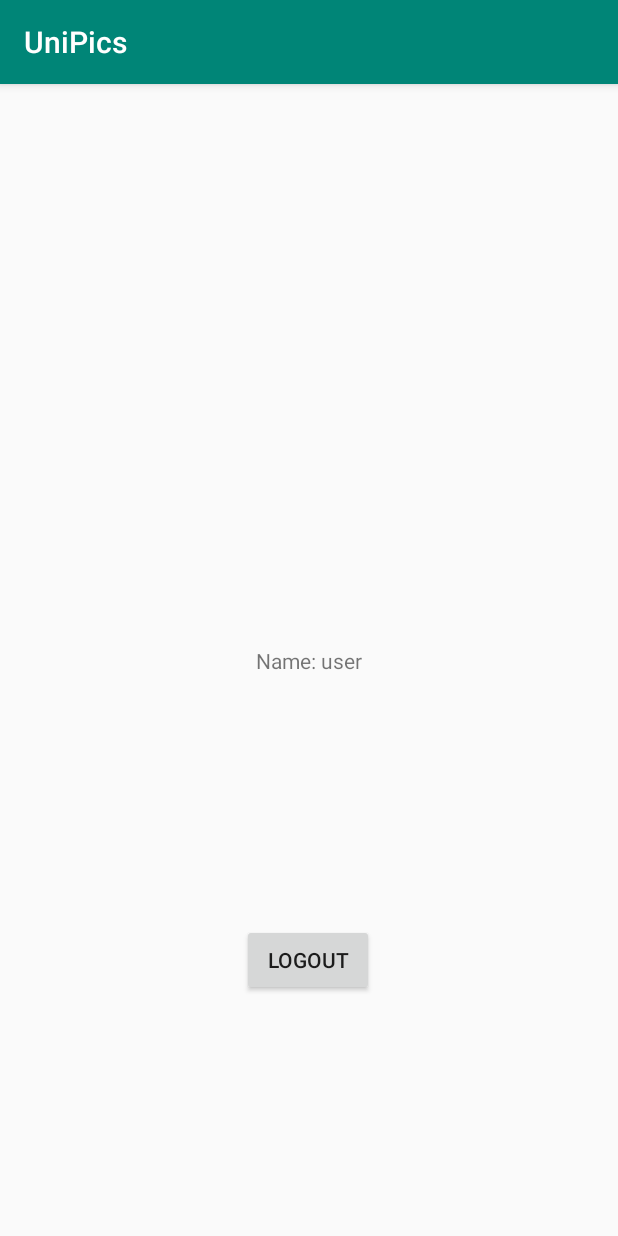
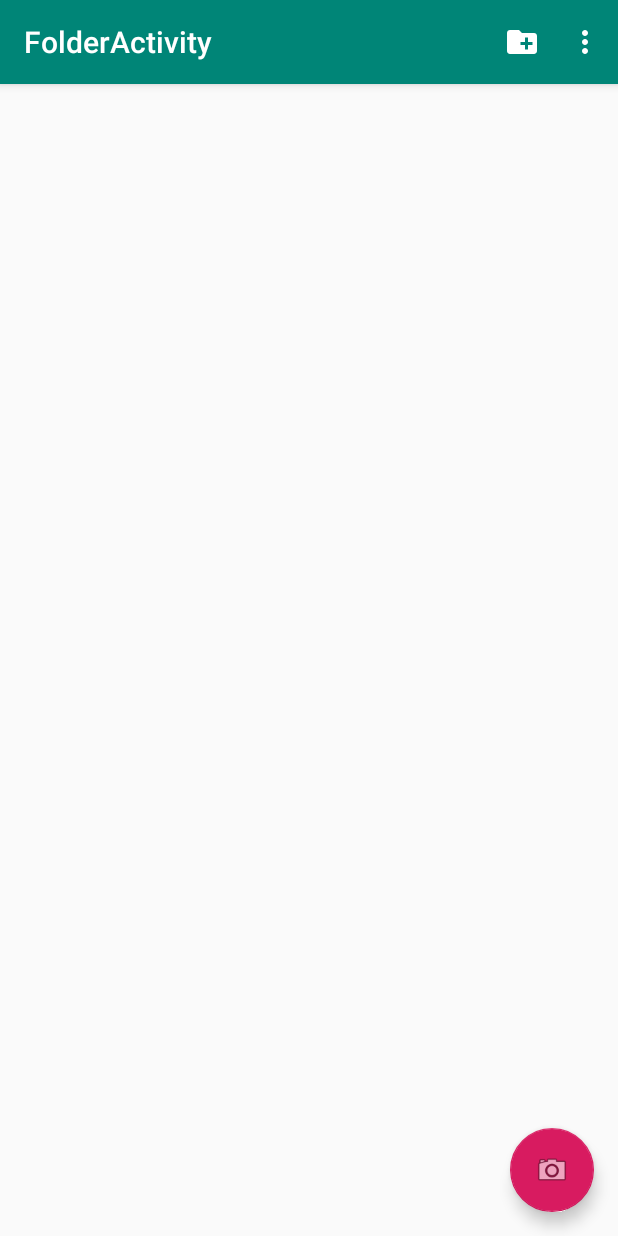
Before and after one commit to erikblank/UniPics, an Android app: the screen it shows after launch once a user with an empty profile is signed in (UserData before the commit, FolderActivity after it), on a phone screen of 412 x 824 dp. Run offline under Robolectric (Android 15) with nearby library versions, the phone set to English and light mode, and no system bars; our stand-ins replace Firebase (no records; nobody signed in at launch, a user with empty details on screens opened directly).

```diff
--- a/app/build.gradle
+++ b/app/build.gradle
@@ -35,4 +35,8 @@ dependencies {
     testImplementation 'junit:junit:4.13-beta-3'
     androidTestImplementation 'com.android.support.test:runner:1.0.2'
     androidTestImplementation 'com.android.support.test.espresso:espresso-core:3.0.2'
+
+    //room dependencies
+    implementation 'android.arch.persistence.room:runtime:1.0.0'
+    annotationProcessor 'android.arch.persistence.room:compiler:1.0.0'
 }
--- a/app/src/main/java/com/example/unipics/LogInActivity.java
+++ b/app/src/main/java/com/example/unipics/Authentification/LogInActivity.java
@@ -1,4 +1,4 @@
-package com.example.unipics;
+package com.example.unipics.Authentification;
 
 
 import android.content.Intent;
@@ -14,6 +14,8 @@ import android.widget.ProgressBar;
 import android.widget.TextView;
 import android.widget.Toast;
 
+import com.example.unipics.MainMenu.FolderActivity;
+import com.example.unipics.R;
 import com.google.android.gms.tasks.OnCompleteListener;
 import com.google.android.gms.tasks.Task;
 import com.google.firebase.auth.AuthResult;
@@ -50,7 +52,7 @@ public class LogInActivity extends AppCompatActivity implements View.OnClickList
     }
 
     private void startMainMenu() {
-        Intent intent = new Intent(LogInActivity.this, UserData.class);
+        Intent intent = new Intent(LogInActivity.this, FolderActivity.class);
         startActivity(intent);
         //finish prevents user from going back to login screen
         finish();
--- a/app/src/main/java/com/example/unipics/RegisterActivity.java
+++ b/app/src/main/java/com/example/unipics/Authentification/RegisterActivity.java
@@ -1,4 +1,4 @@
-package com.example.unipics;
+package com.example.unipics.Authentification;
 
 import android.content.Intent;
 import android.support.annotation.NonNull;
@@ -13,11 +13,11 @@ import android.widget.ProgressBar;
 import android.widget.TextView;
 import android.widget.Toast;
 
+import com.example.unipics.R;
 import com.google.android.gms.tasks.OnCompleteListener;
 import com.google.android.gms.tasks.Task;
 import com.google.firebase.auth.AuthResult;
 import com.google.firebase.auth.FirebaseAuth;
-import com.google.firebase.auth.FirebaseUser;
 
 public class RegisterActivity extends AppCompatActivity implements View.OnClickListener {
 
--- a/app/src/main/java/com/example/unipics/UserData.java
+++ b/app/src/main/java/com/example/unipics/Authentification/UserData.java
@@ -1,4 +1,4 @@
-package com.example.unipics;
+package com.example.unipics.Authentification;
 
 import android.content.Intent;
 import android.support.v7.app.AppCompatActivity;
@@ -7,6 +7,7 @@ import android.view.View;
 import android.widget.Button;
 import android.widget.TextView;
 
+import com.example.unipics.R;
 import com.google.firebase.auth.FirebaseAuth;
 import com.google.firebase.auth.FirebaseUser;
 
--- /dev/null
+++ b/app/src/main/java/com/example/unipics/MainMenu/FolderActivity.java
@@ -0,0 +1,64 @@
+package com.example.unipics.MainMenu;
+
+import android.content.Intent;
+import android.os.Bundle;
+import android.support.design.widget.FloatingActionButton;
+import android.support.design.widget.Snackbar;
+import android.support.v7.app.AppCompatActivity;
+import android.support.v7.widget.Toolbar;
+import android.view.Menu;
+import android.view.MenuInflater;
+import android.view.MenuItem;
+import android.view.View;
+
+import com.example.unipics.Authentification.LogInActivity;
+import com.example.unipics.R;
+import com.google.firebase.auth.FirebaseAuth;
+
+public class FolderActivity extends AppCompatActivity {
+
+    @Override
+    protected void onCreate(Bundle savedInstanceState) {
+        super.onCreate(savedInstanceState);
+        setContentView(R.layout.activity_folder);
+        Toolbar toolbar = findViewById(R.id.toolbar);
+        setSupportActionBar(toolbar);
+
+        FloatingActionButton fab = findViewById(R.id.fab_folder);
+        fab.setOnClickListener(new View.OnClickListener() {
+            @Override
+            public void onClick(View view) {
+                Snackbar.make(view, "Replace with your own action", Snackbar.LENGTH_LONG)
+                        .setAction("Action", null).show();
+            }
+        });
+    }
+
+    //inflates menu of activity
+    @Override
+    public boolean onCreateOptionsMenu(Menu menu) {
+        MenuInflater inflater = getMenuInflater();
+        inflater.inflate(R.menu.menu_folder_activity, menu);
+        return true;
+    }
+
+    // manages clicks on items of menu
+    @Override
+    public boolean onOptionsItemSelected(MenuItem item) {
+        switch (item.getItemId()){
+            case R.id.icon_add_folder:
+                //start CreateFolderActivity and add flag for no animation
+                startActivity(new Intent(FolderActivity.this, CreateFolder.class).addFlags(Intent.FLAG_ACTIVITY_NO_ANIMATION));
+
+                return true;
+
+            case R.id.item_logout:
+                FirebaseAuth.getInstance().signOut();
+                startActivity(new Intent(FolderActivity.this, LogInActivity.class));
+                finish();
+                return true;
+
+        }
+        return super.onOptionsItemSelected(item);
+    }
+}
--- /dev/null
+++ b/app/src/main/res/drawable/ic_add_a_photo_black_24dp.xml
@@ -0,0 +1,5 @@
+<vector android:height="24dp" android:tint="#FFFFFF"
+    android:viewportHeight="24.0" android:viewportWidth="24.0"
+    android:width="24dp" xmlns:android="http://schemas.android.com/apk/res/android">
+    <path android:fillColor="#FF000000" android:pathData="M3,4L3,1h2v3h3v2L5,6v3L3,9L3,6L0,6L0,4h3zM6,10L6,7h3L9,4h7l1.83,2L21,6c1.1,0 2,0.9 2,2v12c0,1.1 -0.9,2 -2,2L5,22c-1.1,0 -2,-0.9 -2,-2L3,10h3zM13,19c2.76,0 5,-2.24 5,-5s-2.24,-5 -5,-5 -5,2.24 -5,5 2.24,5 5,5zM9.8,14c0,1.77 1.43,3.2 3.2,3.2s3.2,-1.43 3.2,-3.2 -1.43,-3.2 -3.2,-3.2 -3.2,1.43 -3.2,3.2z"/>
+</vector>
--- /dev/null
+++ b/app/src/main/res/drawable/ic_create_new_folder_black_24dp.xml
@@ -0,0 +1,5 @@
+<vector android:height="24dp" android:tint="#FFFFFF"
+    android:viewportHeight="24.0" android:viewportWidth="24.0"
+    android:width="24dp" xmlns:android="http://schemas.android.com/apk/res/android">
+    <path android:fillColor="#FF000000" android:pathData="M20,6h-8l-2,-2L4,4c-1.11,0 -1.99,0.89 -1.99,2L2,18c0,1.11 0.89,2 2,2h16c1.11,0 2,-0.89 2,-2L22,8c0,-1.11 -0.89,-2 -2,-2zM19,14h-3v3h-2v-3h-3v-2h3L14,9h2v3h3v2z"/>
+</vector>
--- a/app/src/main/res/layout/activity_folder.xml
+++ b/app/src/main/res/layout/activity_folder.xml
@@ -4,7 +4,7 @@
     xmlns:tools="http://schemas.android.com/tools"
     android:layout_width="match_parent"
     android:layout_height="match_parent"
-    tools:context=".FolderActivity">
+    tools:context=".MainMenu.FolderActivity">
 
     <android.support.design.widget.AppBarLayout
         android:layout_width="match_parent"
--- a/app/src/main/res/layout/activity_login.xml
+++ b/app/src/main/res/layout/activity_login.xml
@@ -6,7 +6,7 @@
     android:gravity="center"
     android:layout_width="match_parent"
     android:layout_height="match_parent"
-    tools:context=".LogInActivity"
+    tools:context=".Authentification.LogInActivity"
     tools:ignore="ExtraText">
 
     <ImageView
--- a/app/src/main/res/layout/activity_register.xml
+++ b/app/src/main/res/layout/activity_register.xml
@@ -6,7 +6,7 @@
     android:gravity="center"
     android:layout_width="match_parent"
     android:layout_height="match_parent"
-    tools:context=".RegisterActivity">
+    tools:context=".Authentification.RegisterActivity">
 
     <EditText
         android:id="@+id/editText_email"
--- a/app/src/main/res/layout/activity_user_data.xml
+++ b/app/src/main/res/layout/activity_user_data.xml
@@ -4,7 +4,7 @@
     xmlns:tools="http://schemas.android.com/tools"
     android:layout_width="match_parent"
     android:layout_height="match_parent"
-    tools:context=".UserData">
+    tools:context=".Authentification.UserData">
 
     <TextView
         android:id="@+id/textView_data"
--- a/app/src/main/res/layout/content_folder.xml
+++ b/app/src/main/res/layout/content_folder.xml
@@ -1,11 +1,24 @@
 <?xml version="1.0" encoding="utf-8"?>
-<android.support.constraint.ConstraintLayout xmlns:android="http://schemas.android.com/apk/res/android"
+<LinearLayout xmlns:android="http://schemas.android.com/apk/res/android"
     xmlns:app="http://schemas.android.com/apk/res-auto"
     xmlns:tools="http://schemas.android.com/tools"
     android:layout_width="match_parent"
     android:layout_height="match_parent"
     app:layout_behavior="@string/appbar_scrolling_view_behavior"
-    tools:context=".FolderActivity"
+    tools:context=".MainMenu.FolderActivity"
     tools:showIn="@layout/activity_folder">
 
-</android.support.constraint.ConstraintLayout>
+
+    <TextView
+        android:id="@+id/textView_userName"
+        android:layout_width="wrap_content"
+        android:layout_height="wrap_content"
+        android:layout_weight="1" />
+
+    <GridView
+        android:id="@+id/gv_folders"
+        android:layout_width="match_parent"
+        android:layout_height="match_parent"
+        android:layout_weight="1"
+        android:numColumns="auto_fit" />
+</LinearLayout>
--- /dev/null
+++ b/app/src/main/res/menu/menu_folder_activity.xml
@@ -0,0 +1,21 @@
+<?xml version="1.0" encoding="utf-8"?>
+<menu xmlns:android="http://schemas.android.com/apk/res/android"
+    xmlns:app="http://schemas.android.com/apk/res-auto">
+    <item android:id="@+id/icon_add_folder"
+        android:title="Add Folder"
+        android:icon="@drawable/ic_create_new_folder_black_24dp"
+        app:showAsAction="always"/>
+
+    <item android:id="@+id/item1"
+        android:title="item1"
+        app:showAsAction="never"/>
+
+    <item android:id="@+id/item2"
+        android:title="item2"
+        app:showAsAction="never"/>
+
+    <item android:id="@+id/item_logout"
+        android:title="Logout"
+        app:showAsAction="never"/>
+
+</menu>
```
Also changed, not shown: app/src/main/AndroidManifest.xml (+6 -5 lines), app/src/main/java/com/example/unipics/FolderActivity.java (deleted, +0 -29 lines), app/src/main/java/com/example/unipics/MainMenu/CreateFolder.java (added, +15 -0 lines), app/src/main/java/com/example/unipics/MainMenu/DatabaseFolder/Folder.java (added, +37 -0 lines), app/src/main/java/com/example/unipics/MainMenu/DatabaseFolder/FolderDao.java (added, +23 -0 lines), app/src/main/java/com/example/unipics/MainMenu/DatabaseFolder/FolderDatabase.java (added, +9 -0 lines), app/src/main/res/layout/activity_create_folder.xml (added, +48 -0 lines).
